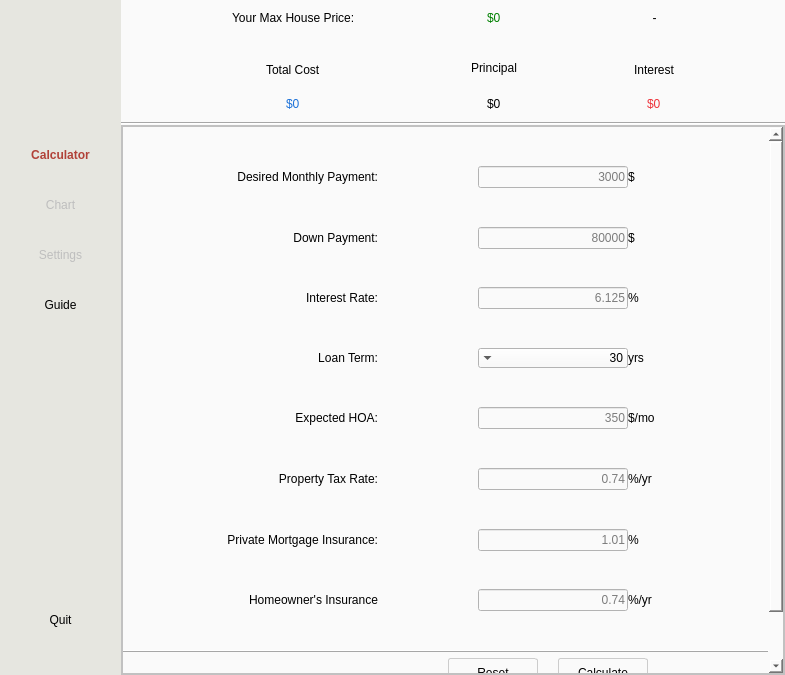
The window that home-choice-pro/resources/main_window.ui (Josh-Voyles/affordable) describes before a commit, drawn with Qt 5.
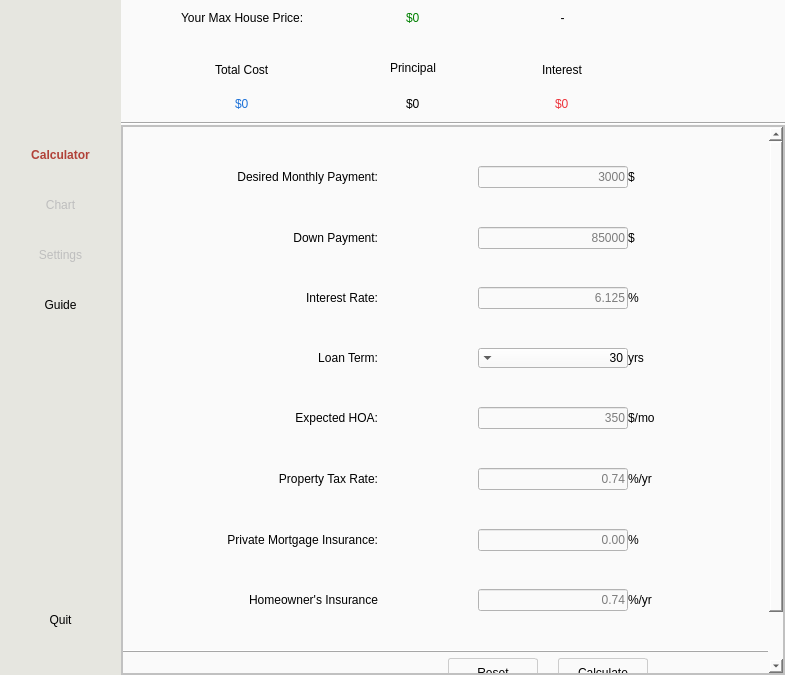
The same window after the commit. Icons and pictures are not drawn.

Diff of the .ui file:
```diff
--- a/home-choice-pro/resources/main_window.ui
+++ b/home-choice-pro/resources/main_window.ui
@@ -388,11 +388,11 @@
                <enum>Qt::Horizontal</enum>
               </property>
               <property name="sizeType">
-               <enum>QSizePolicy::MinimumExpanding</enum>
+               <enum>QSizePolicy::Fixed</enum>
               </property>
               <property name="sizeHint" stdset="0">
                <size>
-                <width>0</width>
+                <width>60</width>
                 <height>20</height>
                </size>
               </property>
@@ -454,7 +454,7 @@
                <enum>Qt::Horizontal</enum>
               </property>
               <property name="sizeType">
-               <enum>QSizePolicy::Expanding</enum>
+               <enum>QSizePolicy::Fixed</enum>
               </property>
               <property name="sizeHint" stdset="0">
                <size>
@@ -517,7 +517,7 @@
                <enum>Qt::Horizontal</enum>
               </property>
               <property name="sizeType">
-               <enum>QSizePolicy::Expanding</enum>
+               <enum>QSizePolicy::Fixed</enum>
               </property>
               <property name="sizeHint" stdset="0">
                <size>
@@ -685,7 +685,7 @@
                <rect>
                 <x>0</x>
                 <y>0</y>
-                <width>645</width>
+                <width>646</width>
                 <height>600</height>
                </rect>
               </property>
@@ -1003,7 +1003,7 @@
                       <set>Qt::AlignRight|Qt::AlignTrailing|Qt::AlignVCenter</set>
                      </property>
                      <property name="placeholderText">
-                      <string>80000</string>
+                      <string>85000</string>
                      </property>
                     </widget>
                    </item>
@@ -1686,7 +1686,7 @@
                       <set>Qt::AlignRight|Qt::AlignTrailing|Qt::AlignVCenter</set>
                      </property>
                      <property name="placeholderText">
-                      <string>1.01</string>
+                      <string>0.00</string>
                      </property>
                     </widget>
                    </item>
```
Left out of the diff: 4 changed lines with no effect on the pictures.
